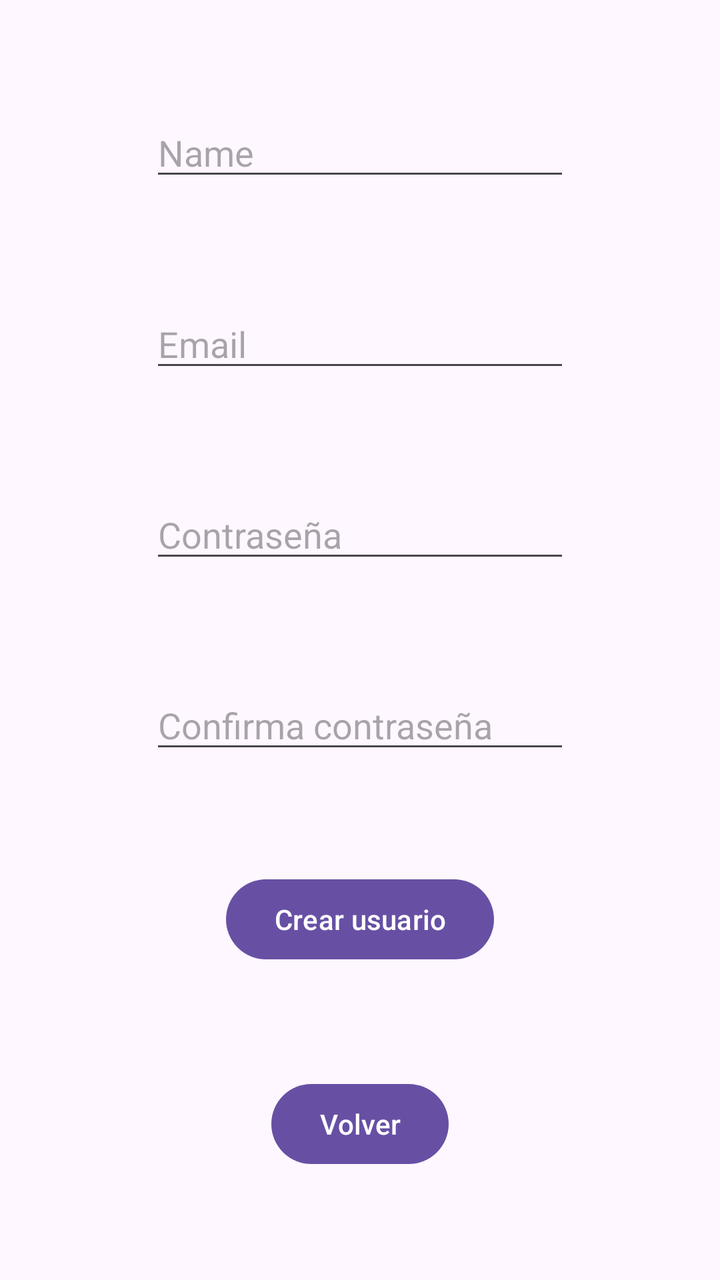
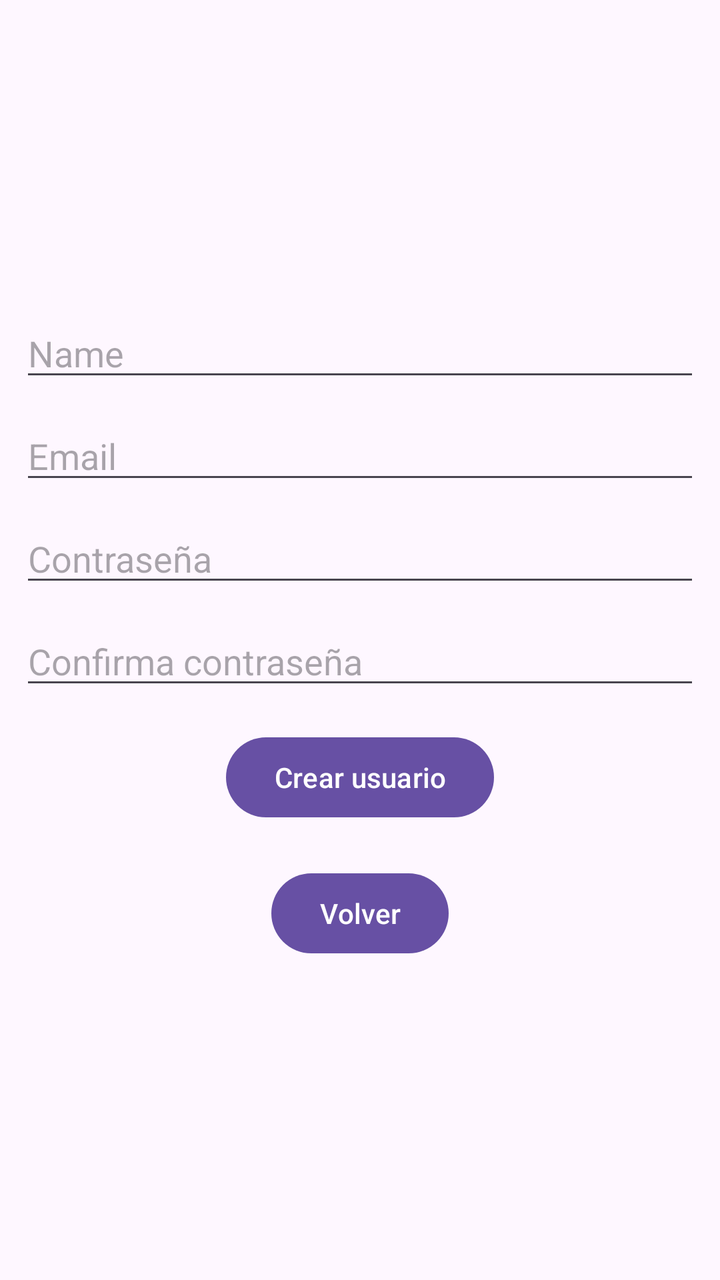

The first picture is an Android layout as it rendered before a commit; the second is the same layout after the commit. The layout source and the unified diff follow.
<!-- AndroidManifest.xml: application theme Theme.OPTpractica -->
<!-- res/layout/activity_registro_usuario.xml -->
<?xml version="1.0" encoding="utf-8"?>
<androidx.constraintlayout.widget.ConstraintLayout xmlns:android="http://schemas.android.com/apk/res/android"
    xmlns:app="http://schemas.android.com/apk/res-auto"
    xmlns:tools="http://schemas.android.com/tools"
    android:id="@+id/main"
    android:layout_width="match_parent"
    android:layout_height="match_parent"
    tools:context=".RegistroUsuario">

    <EditText
        android:id="@+id/passNuevoUsuario"
        android:layout_width="wrap_content"
        android:layout_height="wrap_content"
        android:ems="10"
        android:hint="Contraseña"
        android:inputType="textPassword"
        app:layout_constraintBottom_toTopOf="@+id/passNuevoUsuarioConfirmar"
        app:layout_constraintEnd_toEndOf="parent"
        app:layout_constraintHorizontal_bias="0.5"
        app:layout_constraintStart_toStartOf="parent"
        app:layout_constraintTop_toBottomOf="@+id/emailNuevoUsuario" />

    <EditText
        android:id="@+id/passNuevoUsuarioConfirmar"
        android:layout_width="wrap_content"
        android:layout_height="wrap_content"
        android:ems="10"
        android:hint="Confirma contraseña"
        android:inputType="textPassword"
        app:layout_constraintBottom_toTopOf="@+id/confirmaCrearUsuario"
        app:layout_constraintEnd_toEndOf="parent"
        app:layout_constraintHorizontal_bias="0.5"
        app:layout_constraintStart_toStartOf="parent"
        app:layout_constraintTop_toBottomOf="@+id/passNuevoUsuario" />

    <EditText
        android:id="@+id/emailNuevoUsuario"
        android:layout_width="wrap_content"
        android:layout_height="wrap_content"
        android:ems="10"
        android:hint="Email"
        android:inputType="textEmailAddress"
        app:layout_constraintBottom_toTopOf="@+id/passNuevoUsuario"
        app:layout_constraintEnd_toEndOf="parent"
        app:layout_constraintHorizontal_bias="0.5"
        app:layout_constraintStart_toStartOf="parent"
        app:layout_constraintTop_toBottomOf="@+id/nomNuevoUsuario" />

    <EditText
        android:id="@+id/nomNuevoUsuario"
        android:layout_width="wrap_content"
        android:layout_height="wrap_content"
        android:ems="10"
        android:hint="Name"
        android:inputType="text"
        app:layout_constraintBottom_toTopOf="@+id/emailNuevoUsuario"
        app:layout_constraintEnd_toEndOf="parent"
        app:layout_constraintHorizontal_bias="0.5"
        app:layout_constraintStart_toStartOf="parent"
        app:layout_constraintTop_toTopOf="parent" />

    <Button
        android:id="@+id/confirmaCrearUsuario"
        android:layout_width="wrap_content"
        android:layout_height="wrap_content"
        android:text="Crear usuario"
        app:layout_constraintBottom_toTopOf="@+id/volverInicio"
        app:layout_constraintEnd_toEndOf="parent"
        app:layout_constraintHorizontal_bias="0.5"
        app:layout_constraintStart_toStartOf="parent"
        app:layout_constraintTop_toBottomOf="@+id/passNuevoUsuarioConfirmar" />

    <Button
        android:id="@+id/volverInicio"
        android:layout_width="wrap_content"
        android:layout_height="wrap_content"
        android:text="Volver"
        app:layout_constraintBottom_toBottomOf="parent"
        app:layout_constraintStart_toStartOf="parent"
        app:layout_constraintTop_toBottomOf="@+id/confirmaCrearUsuario"
        app:layout_constraintHorizontal_bias="0.5"
        app:layout_constraintEnd_toEndOf="parent" />
</androidx.constraintlayout.widget.ConstraintLayout>
<!-- resources referenced by this layout -->
<resources>
  <style name="Theme.OPTpractica" parent="Base.Theme.OPTpractica" />
  <style name="Base.Theme.OPTpractica" parent="Theme.Material3.DayNight.NoActionBar">
          
          
      </style>
</resources>

<!-- the commit's change to res/layout/activity_registro_usuario.xml (unified diff, before → after) -->
@@ -5,12 +5,17 @@
     android:id="@+id/main"
     android:layout_width="match_parent"
     android:layout_height="match_parent"
+    android:layout_margin="10dp"
     tools:context=".RegistroUsuario">
 
     <EditText
         android:id="@+id/passNuevoUsuario"
-        android:layout_width="wrap_content"
+        android:layout_width="0dp"
         android:layout_height="wrap_content"
+        android:layout_marginLeft="10dp"
+        android:layout_marginTop="5dp"
+        android:layout_marginRight="10dp"
+        android:layout_marginBottom="5dp"
         android:ems="10"
         android:hint="Contraseña"
         android:inputType="textPassword"
@@ -22,8 +27,12 @@
 
     <EditText
         android:id="@+id/passNuevoUsuarioConfirmar"
-        android:layout_width="wrap_content"
+        android:layout_width="0dp"
         android:layout_height="wrap_content"
+        android:layout_marginLeft="10dp"
+        android:layout_marginTop="5dp"
+        android:layout_marginRight="10dp"
+        android:layout_marginBottom="5dp"
         android:ems="10"
         android:hint="Confirma contraseña"
         android:inputType="textPassword"
@@ -35,8 +44,12 @@
 
     <EditText
         android:id="@+id/emailNuevoUsuario"
-        android:layout_width="wrap_content"
+        android:layout_width="0dp"
         android:layout_height="wrap_content"
+        android:layout_marginLeft="10dp"
+        android:layout_marginTop="5dp"
+        android:layout_marginRight="10dp"
+        android:layout_marginBottom="5dp"
         android:ems="10"
         android:hint="Email"
         android:inputType="textEmailAddress"
@@ -48,8 +61,12 @@
 
     <EditText
         android:id="@+id/nomNuevoUsuario"
-        android:layout_width="wrap_content"
+        android:layout_width="0dp"
         android:layout_height="wrap_content"
+        android:layout_marginLeft="10dp"
+        android:layout_marginTop="5dp"
+        android:layout_marginRight="10dp"
+        android:layout_marginBottom="5dp"
         android:ems="10"
         android:hint="Name"
         android:inputType="text"
@@ -57,12 +74,14 @@
         app:layout_constraintEnd_toEndOf="parent"
         app:layout_constraintHorizontal_bias="0.5"
         app:layout_constraintStart_toStartOf="parent"
-        app:layout_constraintTop_toTopOf="parent" />
+        app:layout_constraintTop_toTopOf="parent"
+        app:layout_constraintVertical_chainStyle="packed" />
 
     <Button
         android:id="@+id/confirmaCrearUsuario"
         android:layout_width="wrap_content"
         android:layout_height="wrap_content"
+        android:layout_margin="10dp"
         android:text="Crear usuario"
         app:layout_constraintBottom_toTopOf="@+id/volverInicio"
         app:layout_constraintEnd_toEndOf="parent"
@@ -74,10 +93,11 @@
         android:id="@+id/volverInicio"
         android:layout_width="wrap_content"
         android:layout_height="wrap_content"
+        android:layout_margin="10dp"
         android:text="Volver"
         app:layout_constraintBottom_toBottomOf="parent"
+        app:layout_constraintEnd_toEndOf="parent"
+        app:layout_constraintHorizontal_bias="0.5"
         app:layout_constraintStart_toStartOf="parent"
-        app:layout_constraintTop_toBottomOf="@+id/confirmaCrearUsuario"
-        app:layout_constraintHorizontal_bias="0.5"
-        app:layout_constraintEnd_toEndOf="parent" />
+        app:layout_constraintTop_toBottomOf="@+id/confirmaCrearUsuario" />
 </androidx.constraintlayout.widget.ConstraintLayout>
